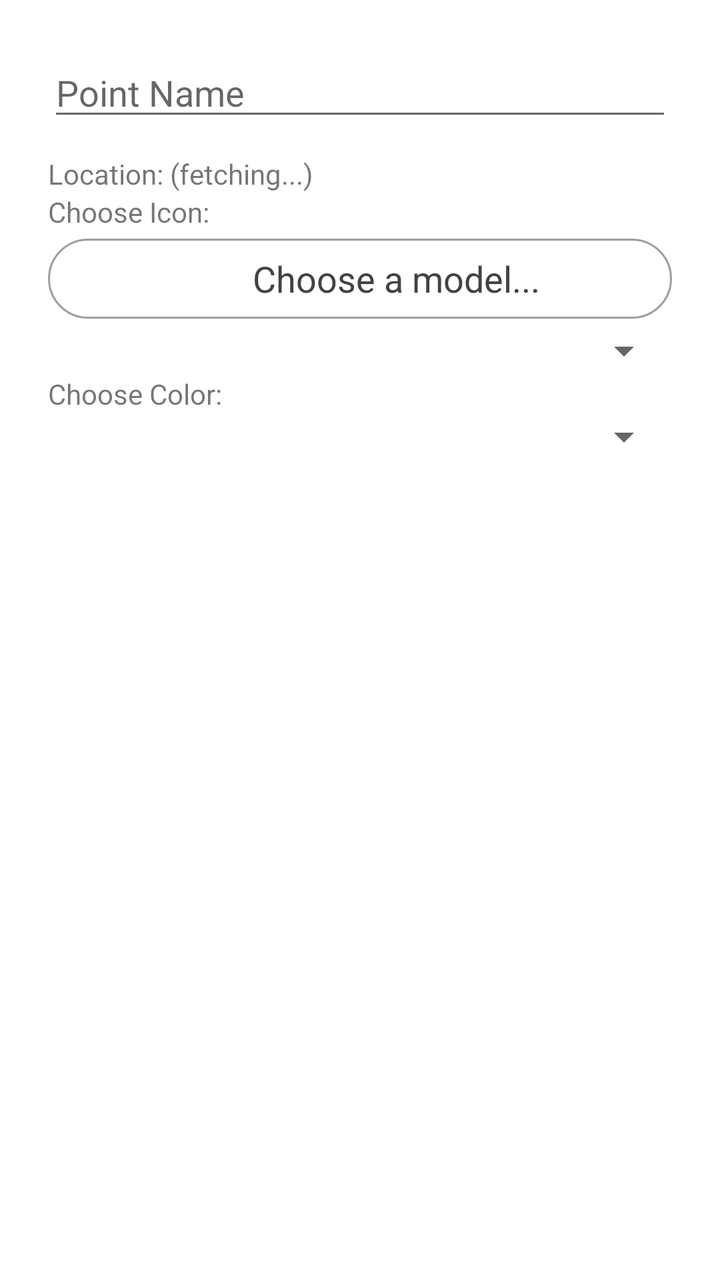
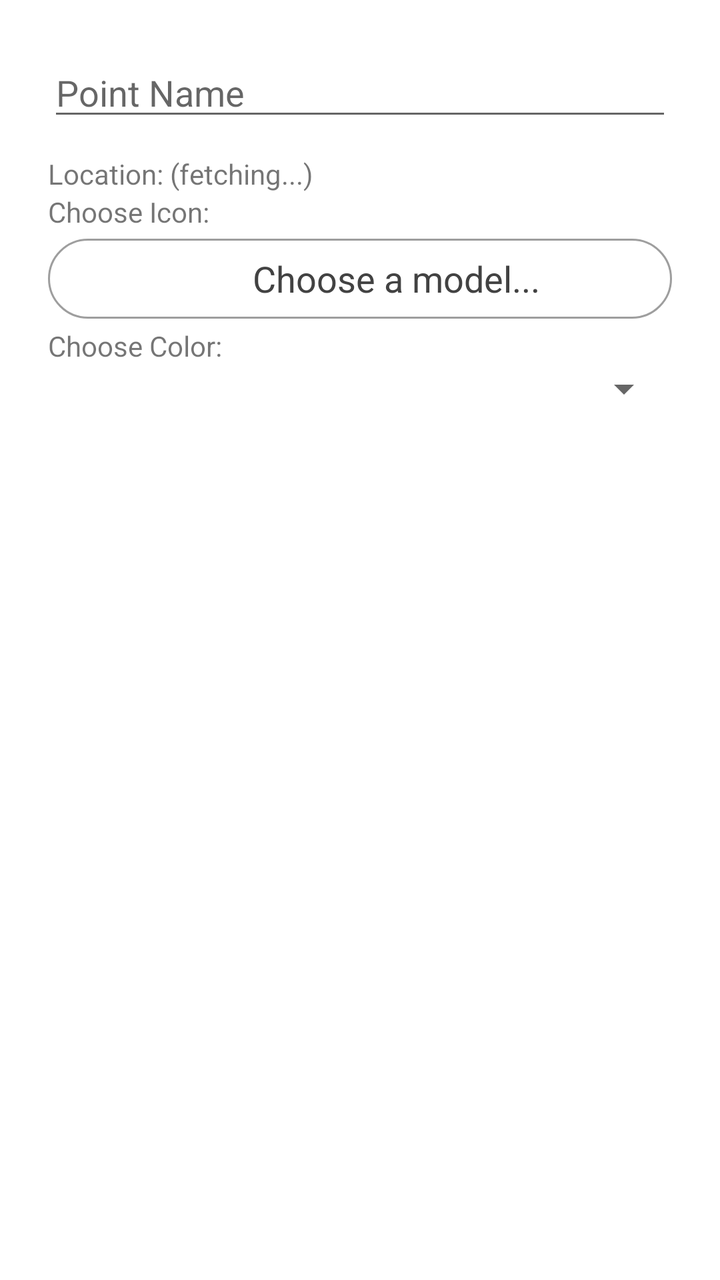

The first picture is an Android layout as it rendered before a commit; the second is the same layout after the commit. The layout source and the unified diff follow.
<!-- AndroidManifest.xml: application theme Theme.SurveyingApp -->
<!-- res/layout/dialog_add_point.xml -->
<?xml version="1.0" encoding="utf-8"?>
<ScrollView xmlns:android="http://schemas.android.com/apk/res/android"
    android:layout_width="match_parent"
    android:layout_height="wrap_content"
    xmlns:app="http://schemas.android.com/apk/res-auto">
    <LinearLayout
        android:layout_width="match_parent"
        android:layout_height="wrap_content"
        android:orientation="vertical"
        android:padding="24dp">

        <EditText
            android:id="@+id/edit_point_name"
            android:layout_width="match_parent"
            android:layout_height="wrap_content"
            android:hint="Point Name" />

        <TextView
            android:id="@+id/text_location"
            android:layout_width="match_parent"
            android:layout_height="wrap_content"
            android:text="Location: (fetching...)"
            android:paddingTop="12dp" />

        <TextView
            android:layout_width="match_parent"
            android:layout_height="wrap_content"
            android:text="Choose Icon:" />
        <com.google.android.material.button.MaterialButton
            android:id="@+id/button_icon"
            style="@style/Widget.Material3.Button.OutlinedButton"
            android:layout_width="match_parent"
            android:layout_height="48dp"
            android:gravity="center"
            android:textSize="18sp"
            android:text="Choose a model..."
            app:icon="@android:color/transparent"
            app:iconSize="24dp"
            app:iconGravity="textStart"
            app:iconPadding="12dp"
            android:textColor="#424242"
            app:iconTint="#424242"
            app:strokeColor="#9E9E9E"
            app:rippleColor="#BDBDBD" />
        <Spinner
            android:id="@+id/spinner_icon"
            android:layout_width="match_parent"
            android:layout_height="wrap_content" />

        <TextView
            android:layout_width="match_parent"
            android:layout_height="wrap_content"
            android:text="Choose Color:" />
        <Spinner
            android:id="@+id/spinner_color"
            android:layout_width="match_parent"
            android:layout_height="wrap_content" />
    </LinearLayout>
</ScrollView>
<!-- resources referenced by this layout -->
<resources>
  <style name="Theme.SurveyingApp" parent="Theme.MaterialComponents.DayNight.DarkActionBar">
          
          <item name="colorPrimary">@color/purple_500</item>
          <item name="colorPrimaryVariant">@color/purple_700</item>
          <item name="colorOnPrimary">@color/white</item>
          
          <item name="colorSecondary">@color/teal_200</item>
          <item name="colorSecondaryVariant">@color/teal_700</item>
          <item name="colorOnSecondary">@color/black</item>
          
          <item name="android:statusBarColor">?attr/colorPrimaryVariant</item>
          
      </style>
  <color name="purple_500">#FF6200EE</color>
  <color name="purple_700">#FF3700B3</color>
  <color name="white">#FFFFFFFF</color>
  <color name="teal_200">#FF03DAC5</color>
  <color name="teal_700">#FF018786</color>
  <color name="black">#FF000000</color>
</resources>

<!-- the commit's change to res/layout/dialog_add_point.xml (unified diff, before → after) -->
@@ -39,13 +39,8 @@
             app:iconGravity="textStart"
             app:iconPadding="12dp"
             android:textColor="#424242"
-            app:iconTint="#424242"
             app:strokeColor="#9E9E9E"
             app:rippleColor="#BDBDBD" />
-        <Spinner
-            android:id="@+id/spinner_icon"
-            android:layout_width="match_parent"
-            android:layout_height="wrap_content" />
 
         <TextView
             android:layout_width="match_parent"
